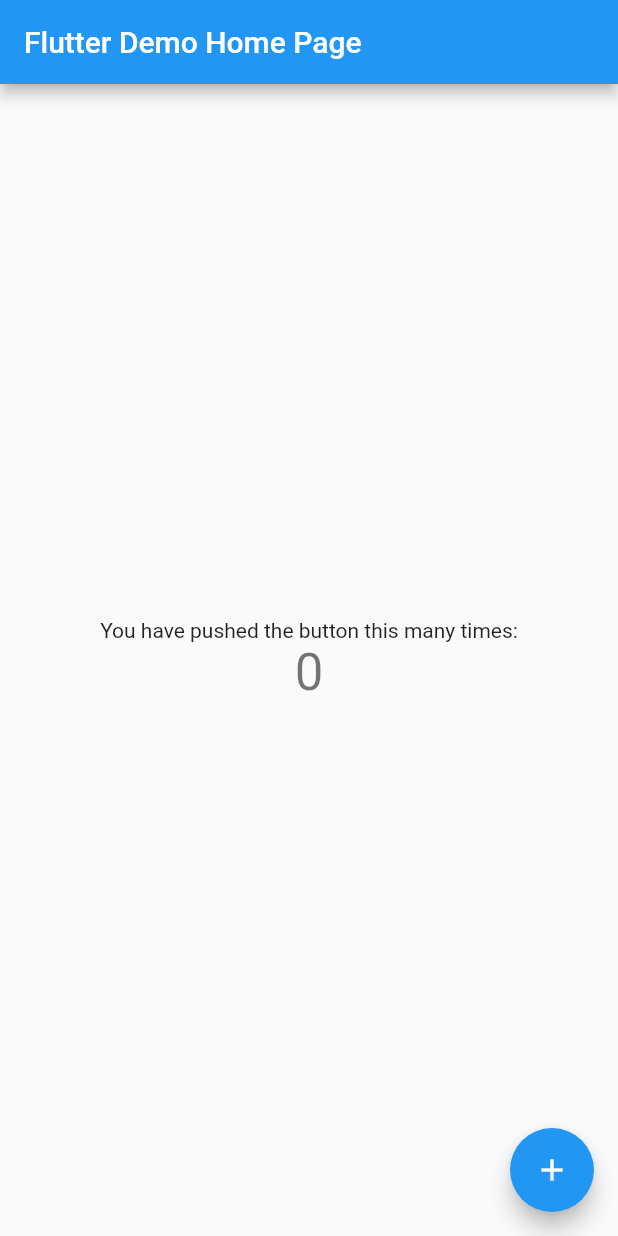
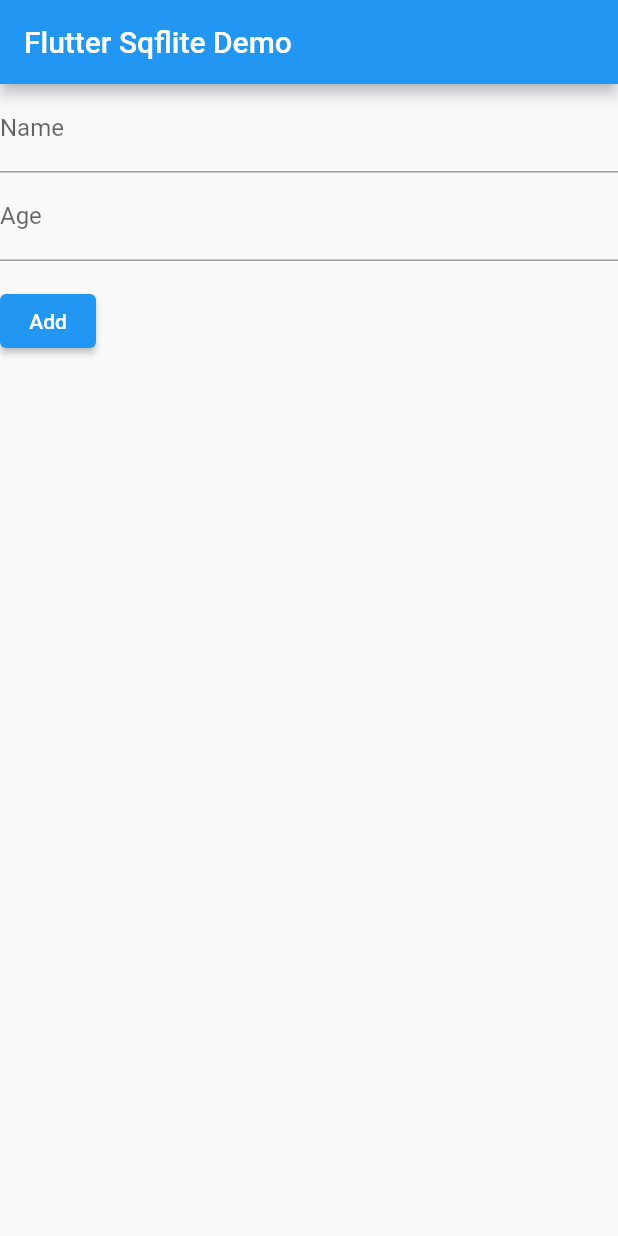
Before and after one commit to apicgg/sqflite_app_assignment, a Flutter app: the screen it shows after launch, on a phone screen of 412 x 824 dp. Run offline on Flutter 3.47's test engine with Material 2 defaults, Android fonts, the phone set to English and light mode, and no system bars; our stand-ins replace sqflite; accounts and stored records are empty.

Commit message:
Final commit

```diff
--- a/lib/main.dart
+++ b/lib/main.dart
@@ -1,115 +1,244 @@
 import 'package:flutter/material.dart';
+import 'package:path/path.dart';
+import 'package:sqflite/sqflite.dart';
 
-void main() {
-  runApp(const MyApp());
-}
+void main() => runApp(MyApp());
 
 class MyApp extends StatelessWidget {
-  const MyApp({super.key});
-
-  // This widget is the root of your application.
   @override
   Widget build(BuildContext context) {
     return MaterialApp(
-      title: 'Flutter Demo',
-      theme: ThemeData(
-        // This is the theme of your application.
-        //
-        // Try running your application with "flutter run". You'll see the
-        // application has a blue toolbar. Then, without quitting the app, try
-        // changing the primarySwatch below to Colors.green and then invoke
-        // "hot reload" (press "r" in the console where you ran "flutter run",
-        // or simply save your changes to "hot reload" in a Flutter IDE).
-        // Notice that the counter didn't reset back to zero; the application
-        // is not restarted.
-        primarySwatch: Colors.blue,
-      ),
-      home: const MyHomePage(title: 'Flutter Demo Home Page'),
+      title: 'Flutter Sqflite Demo',
+      home: HomePage(),
     );
   }
 }
 
-class MyHomePage extends StatefulWidget {
-  const MyHomePage({super.key, required this.title});
+class HomePage extends StatefulWidget {
+  @override
+  _HomePageState createState() => _HomePageState();
+}
 
-  // This widget is the home page of your application. It is stateful, meaning
-  // that it has a State object (defined below) that contains fields that affect
-  // how it looks.
+class _HomePageState extends State<HomePage> {
+  final _formKey = GlobalKey<FormState>();
+  final _nameController = TextEditingController();
+  final _ageController = TextEditingController();
 
-  // This class is the configuration for the state. It holds the values (in this
-  // case the title) provided by the parent (in this case the App widget) and
-  // used by the build method of the State. Fields in a Widget subclass are
-  // always marked "final".
-
-  final String title;
+  late Database _database;
+  List<Map<String, dynamic>> _persons = [];
 
   @override
-  State<MyHomePage> createState() => _MyHomePageState();
-}
+  void initState() {
+    super.initState();
+    _initDatabase();
+  }
 
-class _MyHomePageState extends State<MyHomePage> {
-  int _counter = 0;
+  void _initDatabase() async {
+    _database = await openDatabase(
+      join(await getDatabasesPath(), 'person_database.db'),
+      onCreate: (db, version) {
+        return db.execute(
+          'CREATE TABLE persons(id INTEGER PRIMARY KEY, name TEXT, age INTEGER)',
+        );
+      },
+      version: 1,
+    );
 
-  void _incrementCounter() {
+    _refreshPersons();
+  }
+
+  void _refreshPersons() async {
+    final persons = await _database.query('persons');
     setState(() {
-      // This call to setState tells the Flutter framework that something has
-      // changed in this State, which causes it to rerun the build method below
-      // so that the display can reflect the updated values. If we changed
-      // _counter without calling setState(), then the build method would not be
-      // called again, and so nothing would appear to happen.
-      _counter++;
+      _persons = persons;
     });
+  }
+
+  void _insertPerson(String name, int age) async {
+    await _database.insert(
+      'persons',
+      {'name': name, 'age': age},
+      conflictAlgorithm: ConflictAlgorithm.replace,
+    );
+    _refreshPersons();
+  }
+
+  void _updatePerson(int id, String name, int age) async {
+    await _database.update(
+      'persons',
+      {'name': name, 'age': age},
+      where: 'id = ?',
+      whereArgs: [id],
+    );
+    _refreshPersons();
+  }
+
+  void _deletePerson(int id) async {
+    await _database.delete(
+      'persons',
+      where: 'id = ?',
+      whereArgs: [id],
+    );
+    _refreshPersons();
+  }
+
+  @override
+  void dispose() {
+    _database.close();
+    _nameController.dispose();
+    _ageController.dispose();
+    super.dispose();
   }
 
   @override
   Widget build(BuildContext context) {
-    // This method is rerun every time setState is called, for instance as done
-    // by the _incrementCounter method above.
-    //
-    // The Flutter framework has been optimized to make rerunning build methods
-    // fast, so that you can just rebuild anything that needs updating rather
-    // than having to individually change instances of widgets.
     return Scaffold(
       appBar: AppBar(
-        // Here we take the value from the MyHomePage object that was created by
-        // the App.build method, and use it to set our appbar title.
-        title: Text(widget.title),
+        title: Text('Flutter Sqflite Demo'),
       ),
-      body: Center(
-        // Center is a layout widget. It takes a single child and positions it
-        // in the middle of the parent.
-        child: Column(
-          // Column is also a layout widget. It takes a list of children and
-          // arranges them vertically. By default, it sizes itself to fit its
-          // children horizontally, and tries to be as tall as its parent.
-          //
-          // Invoke "debug painting" (press "p" in the console, choose the
-          // "Toggle Debug Paint" action from the Flutter Inspector in Android
-          // Studio, or the "Toggle Debug Paint" command in Visual Studio Code)
-          // to see the wireframe for each widget.
-          //
-          // Column has various properties to control how it sizes itself and
-          // how it positions its children. Here we use mainAxisAlignment to
-          // center the children vertically; the main axis here is the vertical
-          // axis because Columns are vertical (the cross axis would be
-          // horizontal).
-          mainAxisAlignment: MainAxisAlignment.center,
-          children: <Widget>[
-            const Text(
-              'You have pushed the button this many times:',
+      body: Column(
+        children: [
+          Form(
+            key: _formKey,
+            child: Column(
+              crossAxisAlignment: CrossAxisAlignment.start,
+              children: [
+                TextFormField(
+                  controller: _nameController,
+                  decoration: InputDecoration(
+                    labelText: 'Name',
+                  ),
+                  validator: (value) {
+                    if (value == null || value.isEmpty) {
+                      return 'Please enter a name';
+                    }
+                    return null;
+                  },
+                ),
+                TextFormField(
+                  controller: _ageController,
+                  keyboardType: TextInputType.number,
+                  decoration: InputDecoration(
+                    labelText: 'Age',
+                  ),
+                  validator: (value) {
+                    if (value == null || value.isEmpty) {
+                      return 'Please enter an age';
+                    }
+                    return null;
+                  },
+                ),
+                SizedBox(height: 16),
+                Row(
+                  children: [
+                    ElevatedButton(
+                      onPressed: () {
+                        if (_formKey.currentState!.validate()) {
+                          _insertPerson(
+                            _nameController.text,
+                            int.parse(_ageController.text),
+                          );
+                          _nameController.clear();
+                          _ageController.clear();
+                        }
+                      },
+                      child: Text('Add'),
+                    ),
+                  ],
+                ),
+              ],
             ),
-            Text(
-              '$_counter',
-              style: Theme.of(context).textTheme.headlineMedium,
+          ),
+          Expanded(
+            child: ListView.builder(
+              itemCount: _persons.length,
+              itemBuilder: (context, index) {
+                final person = _persons[index];
+                return ListTile(
+                  title: Text(person['name']),
+                  subtitle: Text('${person['age']} years old'),
+                  trailing: IconButton(
+                    icon: Icon(Icons.delete),
+                    onPressed: () {
+                      _deletePerson(person['id']);
+                    },
+                  ),
+                  onTap: () async {
+                    final result = await showDialog(
+                      context: context,
+                      builder: (context) {
+                        final nameController =
+                            TextEditingController(text: person['name']);
+                        final ageController = TextEditingController(
+                            text: person['age'].toString());
+                        return AlertDialog(
+                          title: Text('Edit Person'),
+                          content: Form(
+                            child: Column(
+                              mainAxisSize: MainAxisSize.min,
+                              children: [
+                                TextFormField(
+                                  controller: nameController,
+                                  decoration: InputDecoration(
+                                    labelText: 'Name',
+                                  ),
+                                  validator: (value) {
+                                    if (value == null || value.isEmpty) {
+                                      return 'Please enter a name';
+                                    }
+                                    return null;
+                                  },
+                                ),
+                                TextFormField(
+                                  controller: ageController,
+                                  keyboardType: TextInputType.number,
+                                  decoration: InputDecoration(
+                                    labelText: 'Age',
+                                  ),
+                                  validator: (value) {
+                                    if (value == null || value.isEmpty) {
+                                      return 'Please enter an age';
+                                    }
+                                    return null;
+                                  },
+                                ),
+                              ],
+                            ),
+                          ),
+                          actions: [
+                            TextButton(
+                              onPressed: () {
+                                Navigator.pop(context);
+                              },
+                              child: Text('Cancel'),
+                            ),
+                            TextButton(
+                              onPressed: () {
+                                if (Form.of(context)!.validate()) {
+                                  _updatePerson(
+                                    person['id'],
+                                    nameController.text,
+                                    int.parse(ageController.text),
+                                  );
+                                  Navigator.pop(context, true);
+                                }
+                              },
+                              child: Text('Save'),
+                            ),
+                          ],
+                        );
+                      },
+                    );
+                    if (result == true) {
+                      _refreshPersons();
+                    }
+                  },
+                );
+              },
             ),
-          ],
-        ),
+          ),
+        ],
       ),
-      floatingActionButton: FloatingActionButton(
-        onPressed: _incrementCounter,
-        tooltip: 'Increment',
-        child: const Icon(Icons.add),
-      ), // This trailing comma makes auto-formatting nicer for build methods.
     );
   }
 }
```
Also changed, not shown: 7 other files.
